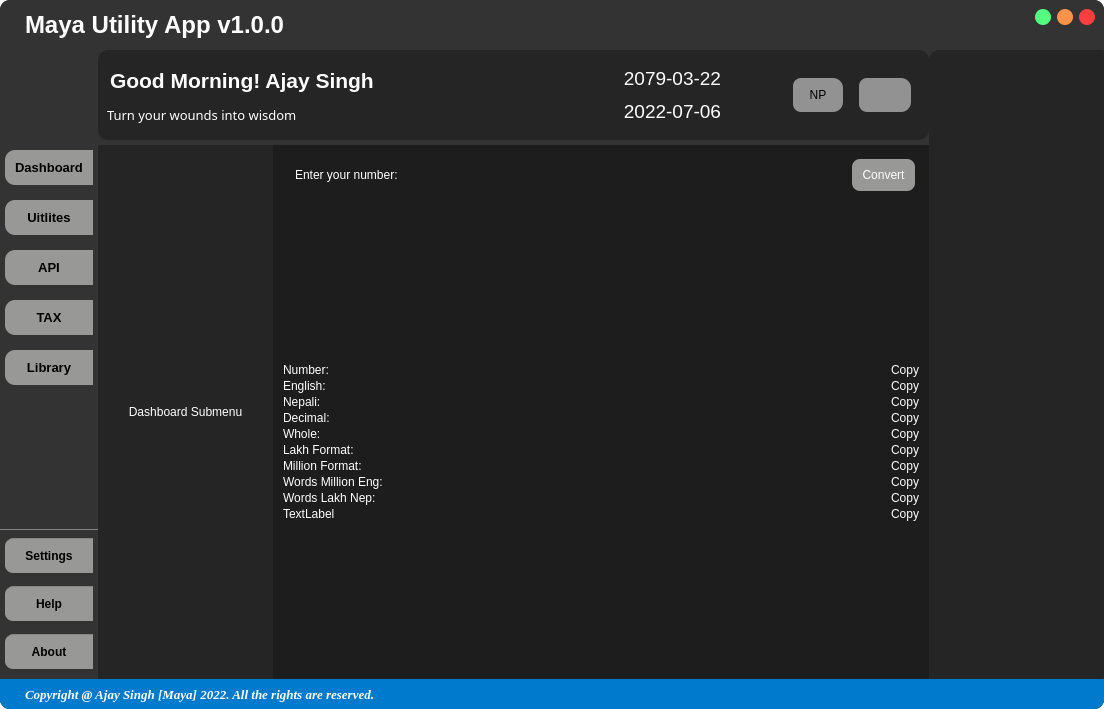
The window that assets/UI/Interface.ui (mentormaya/Maya-Utility-App) describes before a commit, drawn with Qt 5.
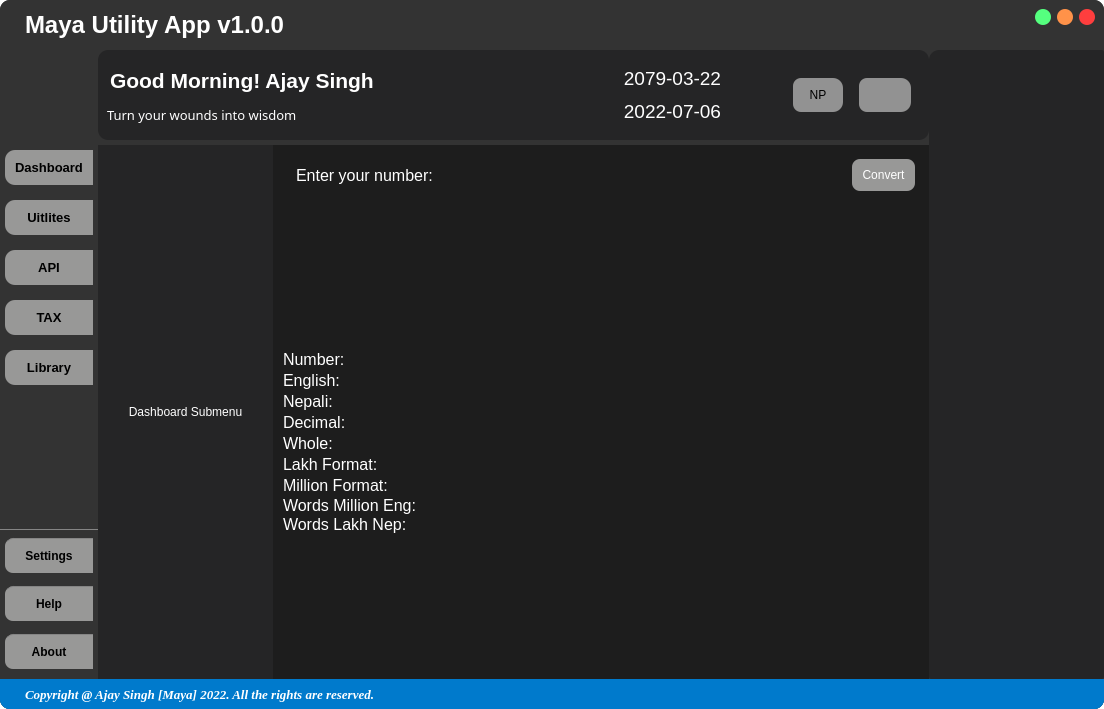
The same window after the commit. Icons and pictures are not drawn.

The edit to the form file:
```diff
--- a/assets/UI/Interface.ui
+++ b/assets/UI/Interface.ui
@@ -611,13 +611,38 @@
                    <layout class="QHBoxLayout" name="horizontalLayout_9">
                     <item>
                      <widget class="QLabel" name="number_input_label">
+                      <property name="font">
+                       <font>
+                        <family>Helvetica</family>
+                        <pointsize>12</pointsize>
+                       </font>
+                      </property>
                       <property name="text">
                        <string>Enter your number:</string>
                       </property>
                      </widget>
                     </item>
                     <item>
-                     <widget class="QLineEdit" name="num_input"/>
+                     <widget class="QLineEdit" name="num_input">
+                      <property name="font">
+                       <font>
+                        <family>Helvetica</family>
+                        <pointsize>12</pointsize>
+                       </font>
+                      </property>
+                      <property name="styleSheet">
+                       <string notr="true"/>
+                      </property>
+                      <property name="text">
+                       <string/>
+                      </property>
+                      <property name="placeholderText">
+                       <string notr="true"/>
+                      </property>
+                      <property name="clearButtonEnabled">
+                       <bool>false</bool>
+                      </property>
+                     </widget>
                     </item>
                     <item>
                      <widget class="QPushButton" name="clear_btn">
@@ -633,6 +658,20 @@
                       </property>
                      </widget>
                     </item>
+                    <item>
+                     <widget class="QPushButton" name="copy_num_all_btn">
+                      <property name="cursor">
+                       <cursorShape>PointingHandCursor</cursorShape>
+                      </property>
+                      <property name="text">
+                       <string/>
+                      </property>
+                      <property name="icon">
+                       <iconset resource="../assets.qrc">
+                        <normaloff>:/icons/icons/copy.svg</normaloff>:/icons/icons/copy.svg</iconset>
+                      </property>
+                     </widget>
+                    </item>
                     <item>
                      <widget class="QPushButton" name="convert_btn">
                       <property name="cursor">
@@ -692,135 +731,335 @@
                       <property name="horizontalSpacing">
                        <number>10</number>
                       </property>
-                      <item row="0" column="0">
-                       <widget class="QLabel" name="num_lbl">
-                        <property name="text">
-                         <string>Number:</string>
+                      <item row="3" column="0">
+                       <widget class="QLabel" name="decimal_lbl">
+                        <property name="font">
+                         <font>
+                          <family>Helvetica</family>
+                          <pointsize>12</pointsize>
+                         </font>
                         </property>
-                       </widget>
-                      </item>
-                      <item row="0" column="1">
-                       <widget class="QLineEdit" name="number_disp"/>
-                      </item>
-                      <item row="0" column="2">
-                       <widget class="QPushButton" name="num_copy_btn">
-                        <property name="cursor">
-                         <cursorShape>PointingHandCursor</cursorShape>
-                        </property>
                         <property name="text">
-                         <string>Copy</string>
+                         <string>Decimal:</string>
                         </property>
                        </widget>
                       </item>
                       <item row="1" column="0">
                        <widget class="QLabel" name="eng_lbl">
+                        <property name="font">
+                         <font>
+                          <family>Helvetica</family>
+                          <pointsize>12</pointsize>
+                         </font>
+                        </property>
                         <property name="text">
                          <string>English:</string>
                         </property>
                        </widget>
                       </item>
-                      <item row="1" column="1">
-                       <widget class="QLineEdit" name="english_disp"/>
-                      </item>
-                      <item row="1" column="2">
-                       <widget class="QPushButton" name="eng_copy_btn">
+                      <item row="8" column="2">
+                       <widget class="QPushButton" name="nep_words_copy_btn">
+                        <property name="font">
+                         <font>
+                          <pointsize>8</pointsize>
+                         </font>
+                        </property>
                         <property name="cursor">
                          <cursorShape>PointingHandCursor</cursorShape>
                         </property>
                         <property name="text">
-                         <string>Copy</string>
+                         <string/>
                         </property>
-                       </widget>
-                      </item>
-                      <item row="2" column="0">
-                       <widget class="QLabel" name="nepali_lbl">
-                        <property name="text">
-                         <string>Nepali:</string>
+                        <property name="icon">
+                         <iconset resource="../assets.qrc">
+                          <normaloff>:/icons/icons/copy.svg</normaloff>:/icons/icons/copy.svg</iconset>
                         </property>
                        </widget>
                       </item>
                       <item row="2" column="1">
-                       <widget class="QLineEdit" name="nepali_disp"/>
-                      </item>
-                      <item row="2" column="2">
-                       <widget class="QPushButton" name="nep_copy_btn">
-                        <property name="cursor">
-                         <cursorShape>PointingHandCursor</cursorShape>
+                       <widget class="QLineEdit" name="nepali_disp">
+                        <property name="enabled">
+                         <bool>false</bool>
                         </property>
-                        <property name="text">
-                         <string>Copy</string>
-                        </property>
-                       </widget>
-                      </item>
-                      <item row="3" column="0">
-                       <widget class="QLabel" name="decimal_lbl">
-                        <property name="text">
-                         <string>Decimal:</string>
-                        </property>
-                       </widget>
-                      </item>
-                      <item row="3" column="1">
-                       <widget class="QLineEdit" name="decimal_disp"/>
-                      </item>
-                      <item row="3" column="2">
-                       <widget class="QPushButton" name="decimal_copy_btn">
-                        <property name="cursor">
-                         <cursorShape>PointingHandCursor</cursorShape>
-                        </property>
-                        <property name="text">
-                         <string>Copy</string>
+                        <property name="font">
+                         <font>
+                          <family>Helvetica</family>
+                          <pointsize>12</pointsize>
+                         </font>
                         </property>
                        </widget>
                       </item>
                       <item row="4" column="0">
                        <widget class="QLabel" name="whole_lbl">
+                        <property name="font">
+                         <font>
+                          <family>Helvetica</family>
+                          <pointsize>12</pointsize>
+                         </font>
+                        </property>
                         <property name="text">
                          <string>Whole:</string>
                         </property>
                        </widget>
                       </item>
-                      <item row="4" column="1">
-                       <widget class="QLineEdit" name="whole_disp"/>
+                      <item row="5" column="2">
+                       <widget class="QPushButton" name="lakh_copy_btn">
+                        <property name="cursor">
+                         <cursorShape>PointingHandCursor</cursorShape>
+                        </property>
+                        <property name="text">
+                         <string/>
+                        </property>
+                        <property name="icon">
+                         <iconset resource="../assets.qrc">
+                          <normaloff>:/icons/icons/copy.svg</normaloff>:/icons/icons/copy.svg</iconset>
+                        </property>
+                       </widget>
                       </item>
-                      <item row="4" column="2">
-                       <widget class="QPushButton" name="whole_copy_btn">
+                      <item row="0" column="2">
+                       <widget class="QPushButton" name="num_copy_btn">
                         <property name="cursor">
                          <cursorShape>PointingHandCursor</cursorShape>
                         </property>
                         <property name="text">
-                         <string>Copy</string>
+                         <string/>
+                        </property>
+                        <property name="icon">
+                         <iconset resource="../assets.qrc">
+                          <normaloff>:/icons/icons/copy.svg</normaloff>:/icons/icons/copy.svg</iconset>
+                        </property>
+                       </widget>
+                      </item>
+                      <item row="8" column="1">
+                       <widget class="QLabel" name="words_nep_disp">
+                        <property name="font">
+                         <font>
+                          <family>Helvetica</family>
+                          <pointsize>12</pointsize>
+                         </font>
+                        </property>
+                        <property name="text">
+                         <string/>
+                        </property>
+                        <property name="wordWrap">
+                         <bool>true</bool>
+                        </property>
+                       </widget>
+                      </item>
+                      <item row="8" column="0">
+                       <widget class="QLabel" name="words_nep_lbl">
+                        <property name="font">
+                         <font>
+                          <family>Helvetica</family>
+                          <pointsize>12</pointsize>
+                         </font>
+                        </property>
+                        <property name="text">
+                         <string>Words Lakh Nep:</string>
+                        </property>
+                       </widget>
+                      </item>
+                      <item row="2" column="2">
+                       <widget class="QPushButton" name="nep_copy_btn">
+                        <property name="cursor">
+                         <cursorShape>PointingHandCursor</cursorShape>
+                        </property>
+                        <property name="text">
+                         <string/>
+                        </property>
+                        <property name="icon">
+                         <iconset resource="../assets.qrc">
+                          <normaloff>:/icons/icons/copy.svg</normaloff>:/icons/icons/copy.svg</iconset>
                         </property>
                        </widget>
                       </item>
                       <item row="5" column="0">
                        <widget class="QLabel" name="lakh_lbl">
+                        <property name="font">
+                         <font>
+                          <family>Helvetica</family>
+                          <pointsize>12</pointsize>
+                         </font>
+                        </property>
                         <property name="text">
                          <string>Lakh Format:</string>
                         </property>
                        </widget>
                       </item>
-                      <item row="5" column="1">
-                       <widget class="QLineEdit" name="lakh_format_disp"/>
+                      <item row="2" column="0">
+                       <widget class="QLabel" name="nepali_lbl">
+                        <property name="font">
+                         <font>
+                          <family>Helvetica</family>
+                          <pointsize>12</pointsize>
+                         </font>
+                        </property>
+                        <property name="text">
+                         <string>Nepali:</string>
+                        </property>
+                       </widget>
                       </item>
-                      <item row="5" column="2">
-                       <widget class="QPushButton" name="lakh_copy_btn">
+                      <item row="0" column="1">
+                       <widget class="QLineEdit" name="number_disp">
+                        <property name="enabled">
+                         <bool>false</bool>
+                        </property>
+                        <property name="font">
+                         <font>
+                          <family>Helvetica</family>
+                          <pointsize>12</pointsize>
+                         </font>
+                        </property>
+                       </widget>
+                      </item>
+                      <item row="0" column="0">
+                       <widget class="QLabel" name="num_lbl">
+                        <property name="font">
+                         <font>
+                          <family>Helvetica</family>
+                          <pointsize>12</pointsize>
+                         </font>
+                        </property>
+                        <property name="text">
+                         <string>Number:</string>
+                        </property>
+                       </widget>
+                      </item>
+                      <item row="3" column="1">
+                       <widget class="QLineEdit" name="decimal_disp">
+                        <property name="enabled">
+                         <bool>false</bool>
+                        </property>
+                        <property name="font">
+                         <font>
+                          <family>Helvetica</family>
+                          <pointsize>12</pointsize>
+                         </font>
+                        </property>
+                       </widget>
+                      </item>
+                      <item row="7" column="2">
+                       <widget class="QPushButton" name="eng_words_copy_btn">
                         <property name="cursor">
                          <cursorShape>PointingHandCursor</cursorShape>
                         </property>
                         <property name="text">
-                         <string>Copy</string>
+                         <string/>
+                        </property>
+                        <property name="icon">
+                         <iconset resource="../assets.qrc">
+                          <normaloff>:/icons/icons/copy.svg</normaloff>:/icons/icons/copy.svg</iconset>
+                        </property>
+                       </widget>
+                      </item>
+                      <item row="7" column="0">
+                       <widget class="QLabel" name="words_eng_lbl">
+                        <property name="font">
+                         <font>
+                          <family>Helvetica</family>
+                          <pointsize>12</pointsize>
+                         </font>
+                        </property>
+                        <property name="text">
+                         <string>Words Million Eng:</string>
+                        </property>
+                       </widget>
+                      </item>
+                      <item row="4" column="1">
+                       <widget class="QLineEdit" name="whole_disp">
+                        <property name="enabled">
+                         <bool>false</bool>
+                        </property>
+                        <property name="font">
+                         <font>
+                          <family>Helvetica</family>
+                          <pointsize>12</pointsize>
+                         </font>
                         </property>
                        </widget>
                       </item>
                       <item row="6" column="0">
                        <widget class="QLabel" name="million_lbl">
+                        <property name="font">
+                         <font>
+                          <family>Helvetica</family>
+                          <pointsize>12</pointsize>
+                         </font>
+                        </property>
                         <property name="text">
                          <string>Million Format:</string>
                         </property>
                        </widget>
                       </item>
+                      <item row="4" column="2">
+                       <widget class="QPushButton" name="whole_copy_btn">
+                        <property name="cursor">
+                         <cursorShape>PointingHandCursor</cursorShape>
+                        </property>
+                        <property name="text">
+                         <string/>
+                        </property>
+                        <property name="icon">
+                         <iconset resource="../assets.qrc">
+                          <normaloff>:/icons/icons/copy.svg</normaloff>:/icons/icons/copy.svg</iconset>
+                        </property>
+                       </widget>
+                      </item>
+                      <item row="7" column="1">
+                       <widget class="QLabel" name="words_eng_disp">
+                        <property name="font">
+                         <font>
+                          <family>Helvetica</family>
+                          <pointsize>12</pointsize>
+                         </font>
+                        </property>
+                        <property name="text">
+                         <string/>
+                        </property>
+                        <property name="wordWrap">
+                         <bool>true</bool>
+                        </property>
+                       </widget>
+                      </item>
+                      <item row="5" column="1">
+                       <widget class="QLineEdit" name="lakh_format_disp">
+                        <property name="enabled">
+                         <bool>false</bool>
+                        </property>
+                        <property name="font">
+                         <font>
+                          <family>Helvetica</family>
+                          <pointsize>12</pointsize>
+                         </font>
+                        </property>
+                       </widget>
+                      </item>
                       <item row="6" column="1">
-                       <widget class="QLineEdit" name="million_format_disp"/>
+                       <widget class="QLineEdit" name="million_format_disp">
+                        <property name="enabled">
+                         <bool>false</bool>
+                        </property>
+                        <property name="font">
+                         <font>
+                          <family>Helvetica</family>
+                          <pointsize>12</pointsize>
+                         </font>
+                        </property>
+                       </widget>
+                      </item>
+                      <item row="1" column="2">
+                       <widget class="QPushButton" name="eng_copy_btn">
+                        <property name="cursor">
+                         <cursorShape>PointingHandCursor</cursorShape>
+                        </property>
+                        <property name="text">
+                         <string/>
+                        </property>
+                        <property name="icon">
+                         <iconset resource="../assets.qrc">
+                          <normaloff>:/icons/icons/copy.svg</normaloff>:/icons/icons/copy.svg</iconset>
+                        </property>
+                       </widget>
                       </item>
                       <item row="6" column="2">
                        <widget class="QPushButton" name="million_copy_btn">
@@ -828,67 +1067,38 @@
                          <cursorShape>PointingHandCursor</cursorShape>
                         </property>
                         <property name="text">
-                         <string>Copy</string>
+                         <string/>
                         </property>
-                       </widget>
-                      </item>
-                      <item row="7" column="0">
-                       <widget class="QLabel" name="words_eng_lbl">
-                        <property name="text">
-                         <string>Words Million Eng:</string>
+                        <property name="icon">
+                         <iconset resource="../assets.qrc">
+                          <normaloff>:/icons/icons/copy.svg</normaloff>:/icons/icons/copy.svg</iconset>
                         </property>
                        </widget>
                       </item>
-                      <item row="7" column="1">
-                       <widget class="QLineEdit" name="words_eng_disp"/>
-                      </item>
-                      <item row="7" column="2">
-                       <widget class="QPushButton" name="eng_words_copy_btn">
+                      <item row="3" column="2">
+                       <widget class="QPushButton" name="decimal_copy_btn">
                         <property name="cursor">
                          <cursorShape>PointingHandCursor</cursorShape>
                         </property>
                         <property name="text">
-                         <string>Copy</string>
+                         <string/>
                         </property>
-                       </widget>
-                      </item>
-                      <item row="8" column="0">
-                       <widget class="QLabel" name="words_nep_lbl">
-                        <property name="text">
-                         <string>Words Lakh Nep:</string>
+                        <property name="icon">
+                         <iconset resource="../assets.qrc">
+                          <normaloff>:/icons/icons/copy.svg</normaloff>:/icons/icons/copy.svg</iconset>
                         </property>
                        </widget>
                       </item>
-                      <item row="8" column="1">
-                       <widget class="QLineEdit" name="words_nep_disp"/>
-                      </item>
-                      <item row="8" column="2">
-                       <widget class="QPushButton" name="nep_words_copy_btn">
-                        <property name="cursor">
-                         <cursorShape>PointingHandCursor</cursorShape>
+                      <item row="1" column="1">
+                       <widget class="QLineEdit" name="english_disp">
+                        <property name="enabled">
+                         <bool>false</bool>
                         </property>
-                        <property name="text">
-                         <string>Copy</string>
-                        </property>
-                       </widget>
-                      </item>
-                      <item row="9" column="0">
-                       <widget class="QLabel" name="label_12">
-                        <property name="text">
-                         <string>TextLabel</string>
-                        </property>
-                       </widget>
-                      </item>
-                      <item row="9" column="1">
-                       <widget class="QLineEdit" name="lineEdit_10"/>
-                      </item>
-                      <item row="9" column="2">
-                       <widget class="QPushButton" name="pushButton_10">
-                        <property name="cursor">
-                         <cursorShape>PointingHandCursor</cursorShape>
-                        </property>
-                        <property name="text">
-                         <string>Copy</string>
+                        <property name="font">
+                         <font>
+                          <family>Helvetica</family>
+                          <pointsize>12</pointsize>
+                         </font>
                         </property>
                        </widget>
                       </item>
@@ -1018,7 +1228,7 @@
                  <number>0</number>
                 </property>
                 <item>
-                 <widget class="QGroupBox" name="">
+                 <widget class="QGroupBox" name="groupBox">
                   <layout class="QGridLayout" name="dates_grid">
                    <item row="0" column="0">
                     <widget class="QLabel" name="nepali_date">
```
